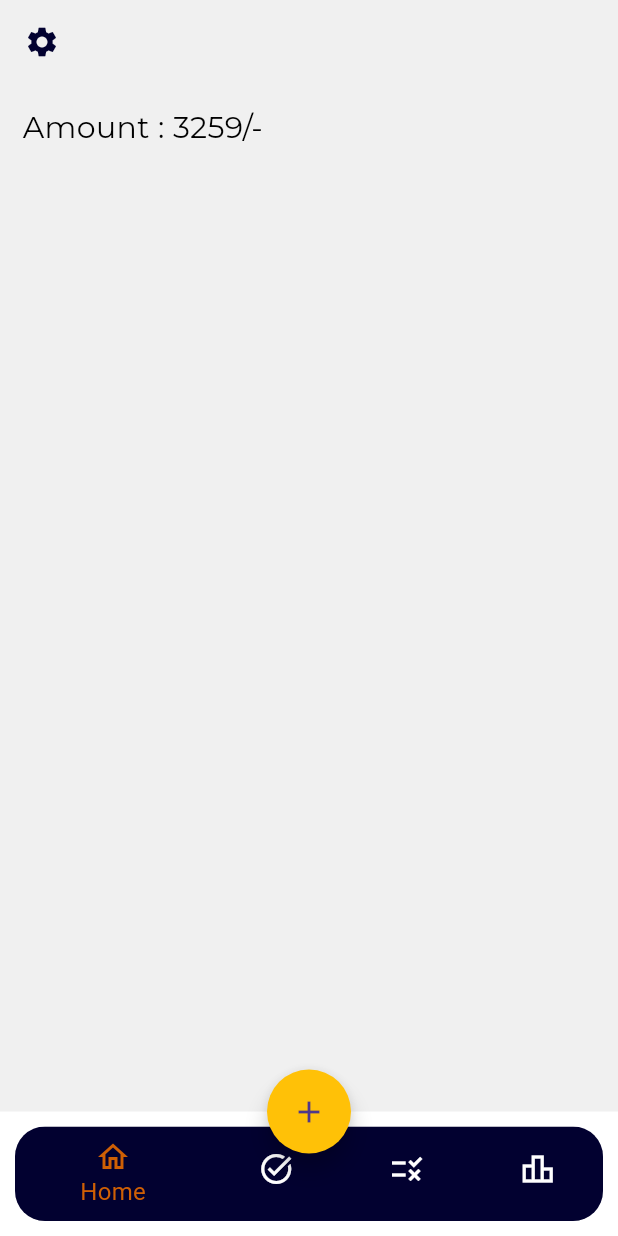
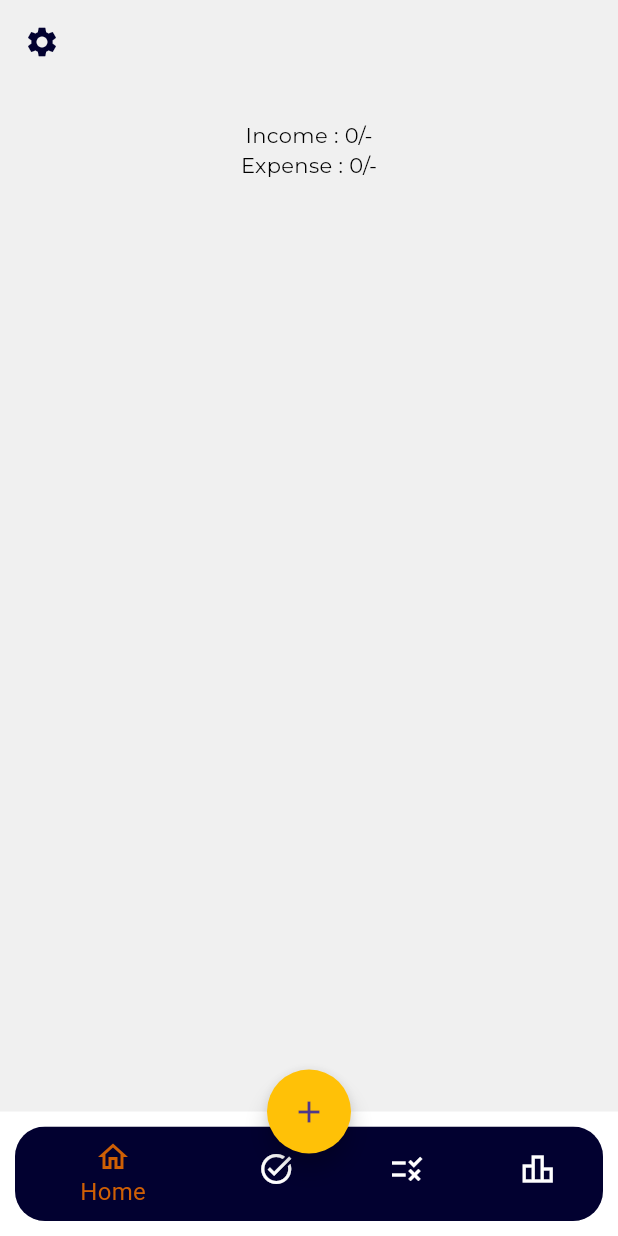
Before and after one commit to muhammed-ajmal1217/Money_managemnt, a Flutter app: the screen it shows after launch, on a phone screen of 412 x 824 dp. Run offline on Flutter 3.47's test engine with Material 3 defaults, Android fonts, the phone set to English and light mode, and no system bars; our stand-ins replace google_fonts.

```diff
--- a/lib/bottom_bar.dart
+++ b/lib/bottom_bar.dart
@@ -23,7 +23,7 @@ class _BottomNavigationState extends State<BottomNavigation> {
   void initState() {
     super.initState();
     widgetOptions = [
-      HomePage(),
+      HomePage(amount: '',description: '',category: ''),
       const inCome(),
       const exPense(),
       const Chart(),
--- a/lib/homepage.dart
+++ b/lib/homepage.dart
@@ -1,11 +1,15 @@
 import 'package:flutter/material.dart';
 import 'package:google_fonts/google_fonts.dart';
+import 'package:myapp/income.dart';
+import 'package:myapp/provider/list_adding_provider.dart';
 import 'package:myapp/widgets/drawe.dart';
+import 'package:provider/provider.dart';
 
 class HomePage extends StatelessWidget {
-  HomePage({Key? key});
-
-  List listItems = [];
+  String? amount;
+  String? description;
+  String? category;
+  HomePage({Key? key,required this.amount,required this.description,required,this.category});
 
   @override
   Widget build(BuildContext context) {
@@ -30,28 +34,43 @@ class HomePage extends StatelessWidget {
         ),
       ),
       drawer: CustomDrawer(),
-      body: Column(
+      body: Consumer<listAddingProvider>(
+        builder: (context,pro,child)=>
+         Column(
+          mainAxisAlignment: MainAxisAlignment.start,
           children: [
             Padding(
-            padding: const EdgeInsets.all(15.0),
-            child: Row(
+              padding: const EdgeInsets.all(4.0),
+              child: Padding(
+                padding: const EdgeInsets.all(20.0),
+                child: Column(
                   children: [
-                Text('Amount : 3259/-',style: GoogleFonts.montserrat(textStyle: TextStyle(color: Colors.black,fontSize: 20)),)
+                    Text('Income : ${pro.totalIncome}/-',style: GoogleFonts.montserrat(textStyle: TextStyle(color: Colors.black,fontSize: 14)),),
+                    Text('Expense : ${pro.totalExpense}/-',style: GoogleFonts.montserrat(textStyle: TextStyle(color: Colors.black,fontSize: 14)),),
                   ],
+                ),
               ),
             ),
             Expanded(
               child: ListView.builder(
                 itemBuilder: (context, index) {
+                  final data= pro.items[index];
+                  final textColor=data.category=='Income'? Colors.green:Colors.red;
                   return ListTile(
-                  title: Text(''),
+                    title: Text(data.description!),
+                    subtitle: Text(data.category!),
+                    trailing: data.amount != null ? Text('${data.amount}/-', style: TextStyle(fontSize: 16,color: textColor)) : null,
+
 
                   );
+
                 },
+                itemCount: pro.items.length,
               ),
             ),
           ],
         ),
+      ),
     );
   }
 }
--- a/lib/model/model.dart
+++ b/lib/model/model.dart
@@ -1,13 +1,13 @@
+
+
 class Model{
-  int? inCome;
-  int? exPense;
-  DateTime date;
-  String description;
+int? amount;
+String? description;
+String? category;
 
   Model({
-    required this.inCome,
-    required this.exPense,
-    required this.date,
-    required this.description,
+    this.amount,
+    this.description,
+    this.category,
   });
 }
--- a/lib/provider/list_adding_provider.dart
+++ b/lib/provider/list_adding_provider.dart
@@ -1,11 +1,29 @@
 import 'package:flutter/material.dart';
+import 'package:myapp/model/model.dart';
 
 class listAddingProvider extends ChangeNotifier{
-
+  List<Model> items = [];
   String dropdownValue = 'Income';
-  List<String> items = ['Income', 'Expense'];
+  List<String> category = ['Income', 'Expense'];
+    var totalIncome=0;
+    var totalExpense=0;
   listAdding(String? newValue){
     dropdownValue=newValue!;
     notifyListeners();
   }
+
+  void addItem(Model item) {
+    items.add(item);
+    notifyListeners();
+  }
+  void incomeExpense(){
+        for(var datas in items){
+      if(datas.category =='Income'){
+        totalIncome+=datas.amount??0;
+      }else if(datas.category=='Expense'){
+        totalExpense+=datas.amount??0;
+      }
+    }
+    notifyListeners();
+  }
 }
```
Also changed, not shown: lib/controller/list_adding_widget.dart (+25 -6 lines), pubspec.lock. Lines whose indentation alone changed are shown as unchanged.
